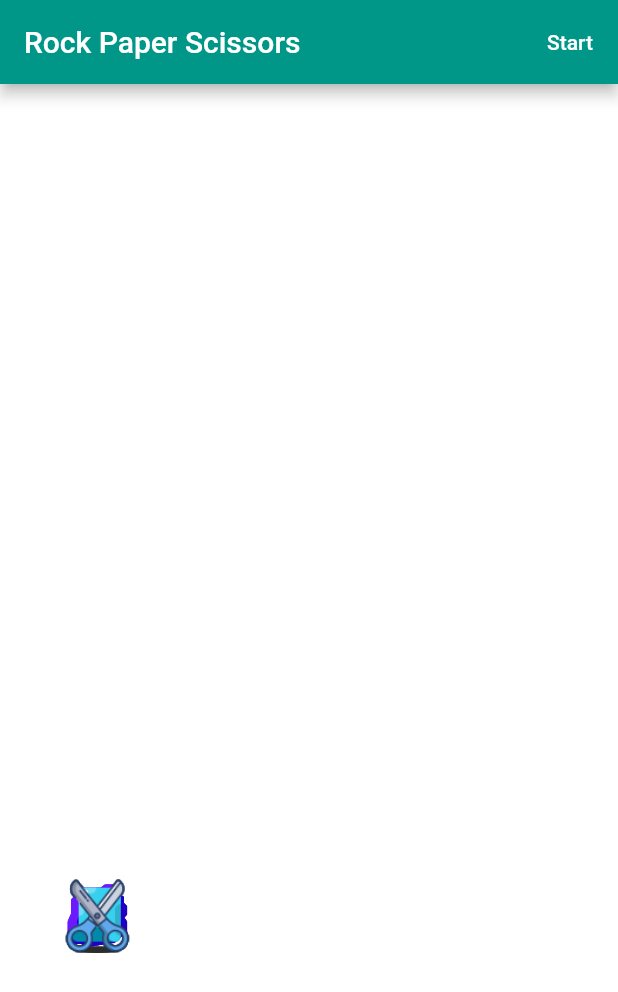
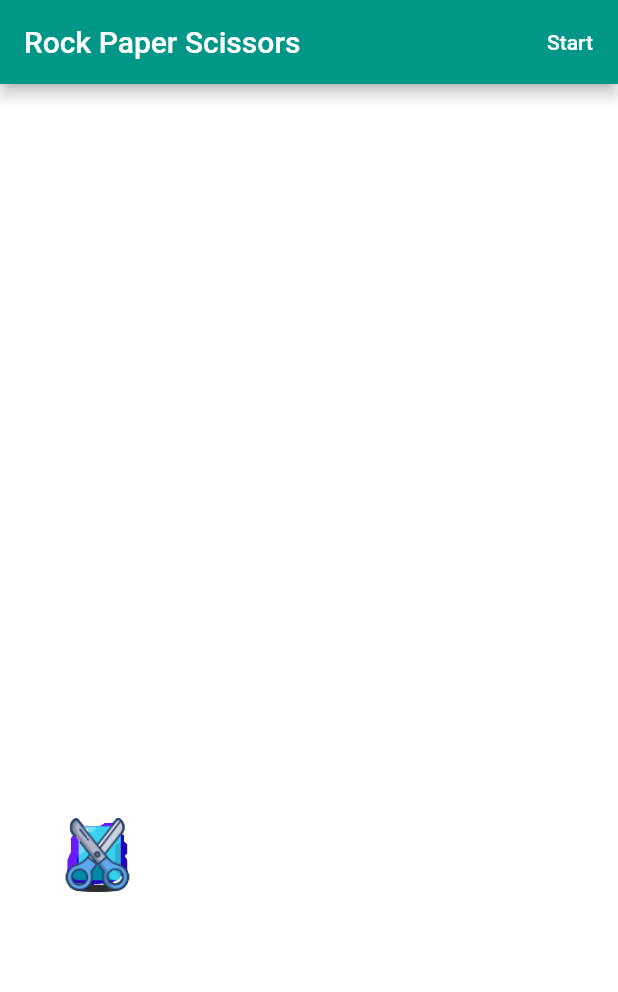
Before and after one commit to mohammadsadra/rock-paper-sccissor-flutter, a Flutter app: the screen it shows after launch, on a phone screen of 412 x 824 dp. Shown: the top 992 px of the screen. Run offline on Flutter 3.47's test engine with Material 2 defaults, Android fonts, the phone set to English and light mode, and no system bars; our stand-ins replace get.

Commit message:
Handeld Notch in iphones.

```diff
--- a/lib/main.dart
+++ b/lib/main.dart
@@ -171,7 +171,8 @@ class RPSObject {
   Random random = Random();
 
   double width = Get.width;
-  double height = Get.height - 50;
+  // -50 is for Noth in iPhones
+  double height = Get.height - AppBar().preferredSize.height - 50;
 
   // Initialize object
   RPSObject({required this.type}) {
--- a/pubspec.yaml
+++ b/pubspec.yaml
@@ -36,6 +36,8 @@ dependencies:
   # Use with the CupertinoIcons class for iOS style icons.
   cupertino_icons: ^1.0.2
   get: ^4.6.5
+  flutter_device_type: ^0.4.0
+  iphone_has_notch: ^1.0.0
 
 dev_dependencies:
   flutter_test:
```
Also changed, not shown: pubspec.lock.
